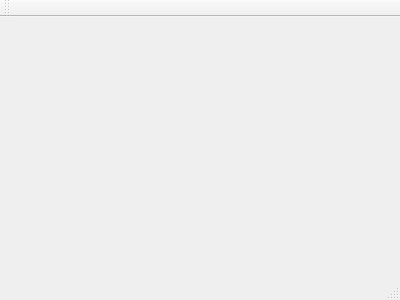
This is MarcoPolo/mainwindow.ui in ErrOrnAmE/MarcoPolo as Qt 5 draws it before an edit. The edited form follows.
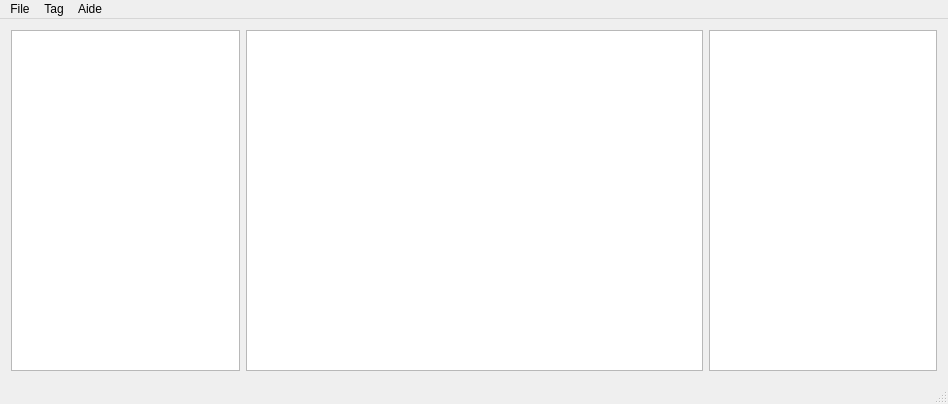
This is the edited form.

Commit message: Simple layout

Diff of the .ui file:
```diff
--- a/MarcoPolo/mainwindow.ui
+++ b/MarcoPolo/mainwindow.ui
@@ -1,24 +1,97 @@
 <ui version="4.0">
  <class>MainWindow</class>
- <widget class="QMainWindow" name="MainWindow" >
-  <property name="geometry" >
+ <widget class="QMainWindow" name="MainWindow">
+  <property name="geometry">
    <rect>
     <x>0</x>
     <y>0</y>
-    <width>400</width>
-    <height>300</height>
+    <width>948</width>
+    <height>404</height>
    </rect>
   </property>
-  <property name="windowTitle" >
-   <string>MainWindow</string>
+  <property name="sizePolicy">
+   <sizepolicy hsizetype="Expanding" vsizetype="Expanding">
+    <horstretch>1</horstretch>
+    <verstretch>1</verstretch>
+   </sizepolicy>
   </property>
-  <widget class="QMenuBar" name="menuBar" />
-  <widget class="QToolBar" name="mainToolBar" />
-  <widget class="QWidget" name="centralWidget" />
-  <widget class="QStatusBar" name="statusBar" />
+  <property name="windowTitle">
+   <string>Marco Polo</string>
+  </property>
+  <property name="autoFillBackground">
+   <bool>true</bool>
+  </property>
+  <property name="unifiedTitleAndToolBarOnMac">
+   <bool>true</bool>
+  </property>
+  <widget class="QWidget" name="centralWidget">
+   <property name="sizePolicy">
+    <sizepolicy hsizetype="Maximum" vsizetype="Maximum">
+     <horstretch>1</horstretch>
+     <verstretch>1</verstretch>
+    </sizepolicy>
+   </property>
+   <property name="maximumSize">
+    <size>
+     <width>100000</width>
+     <height>100000</height>
+    </size>
+   </property>
+   <property name="autoFillBackground">
+    <bool>true</bool>
+   </property>
+   <layout class="QVBoxLayout" name="verticalLayout">
+    <item>
+     <layout class="QHBoxLayout" name="horizontalLayout" stretch="1,2,1">
+      <item>
+       <widget class="QTreeView" name="treeView"/>
+      </item>
+      <item>
+       <widget class="QListView" name="listView"/>
+      </item>
+      <item>
+       <widget class="QTableView" name="tableView"/>
+      </item>
+     </layout>
+    </item>
+   </layout>
+  </widget>
+  <widget class="QMenuBar" name="menuBar">
+   <property name="geometry">
+    <rect>
+     <x>0</x>
+     <y>0</y>
+     <width>948</width>
+     <height>21</height>
+    </rect>
+   </property>
+   <widget class="QMenu" name="menuFile">
+    <property name="title">
+     <string>File</string>
+    </property>
+   </widget>
+   <widget class="QMenu" name="menuTag">
+    <property name="title">
+     <string>Tag</string>
+    </property>
+   </widget>
+   <widget class="QMenu" name="menuAide">
+    <property name="title">
+     <string>Aide</string>
+    </property>
+   </widget>
+   <addaction name="menuFile"/>
+   <addaction name="menuTag"/>
+   <addaction name="menuAide"/>
+  </widget>
+  <widget class="QStatusBar" name="statusBar"/>
+  <action name="actionFile">
+   <property name="text">
+    <string>File</string>
+   </property>
+  </action>
  </widget>
- <layoutDefault spacing="6" margin="11" />
- <pixmapfunction></pixmapfunction>
+ <layoutdefault spacing="6" margin="11"/>
  <resources/>
  <connections/>
 </ui>
```
Left out of the diff: 1 changed line with no effect on the pictures. The commit also changes 15 other files.
